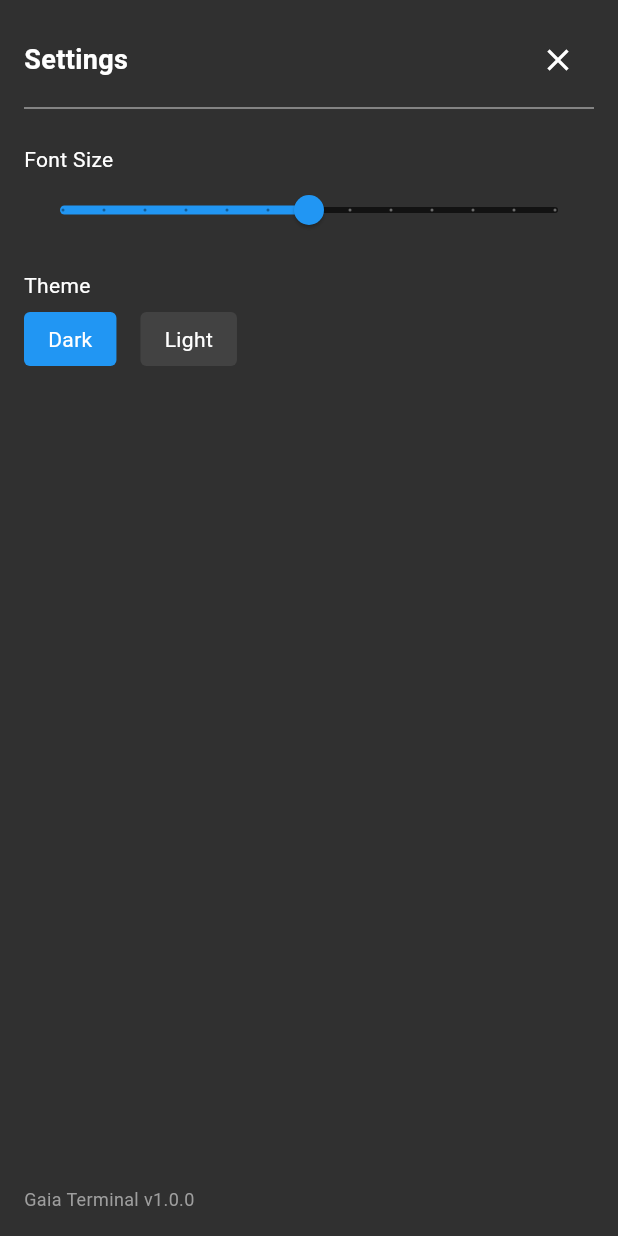
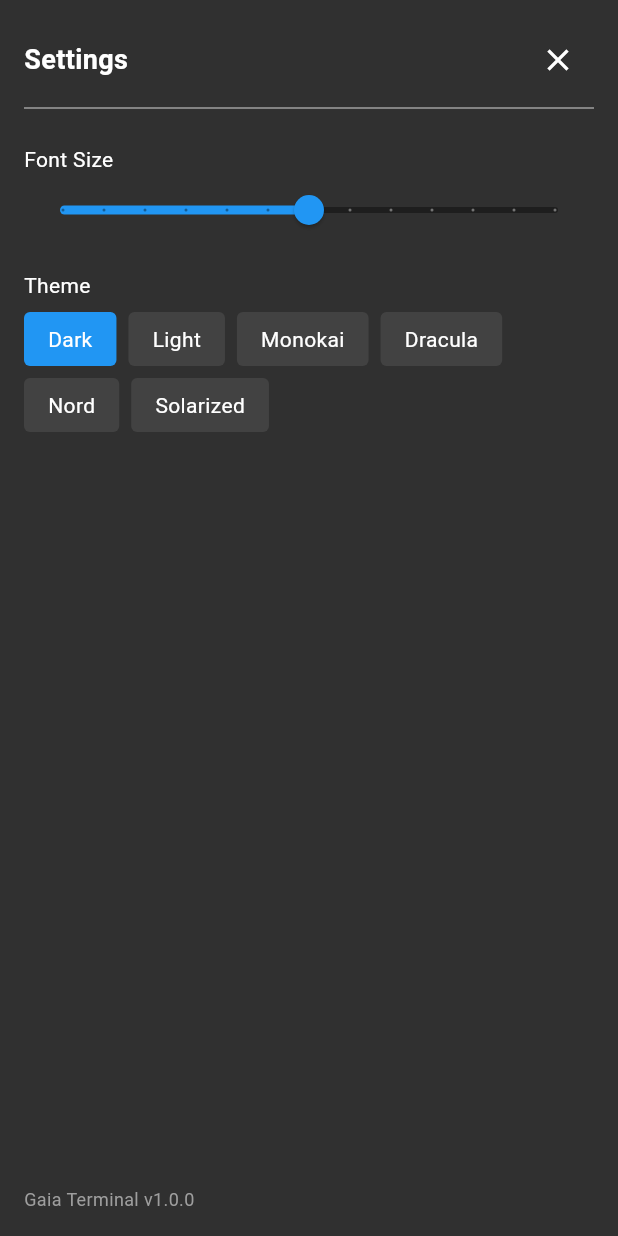
Before and after one commit to pascaldisse/gaia-terminal, a Flutter app: the SettingsPanel widget shown alone on an empty page, opened directly, on a phone screen of 412 x 824 dp. Run offline on Flutter 3.47's test engine with Material 3 defaults, Android fonts, the phone set to English and light mode, and no system bars; our stand-ins replace shared_preferences; missing offline and left inert: dartssh2, xterm; accounts and stored records are empty.

Commit message:
Enhance terminal app with themes and code quality improvements
- Fixed all lint warnings and code quality issues
- Updated deprecated APIs like RawKeyboardListener → KeyboardListener
- Added comprehensive theme system with multiple color schemes
- Implemented Monokai, Dracula, Nord, and Solarized themes
- Added theme selection UI in settings panel
- Applied theme colors consistently throughout the app
- Fixed async BuildContext usage with proper context.mounted checks
- Added proper super parameter usage for all widgets
- Removed unused imports to improve code cleanliness
- Used string interpolation for better readability

🤖 Generated with [Claude Code](https://claude.ai/code)
Co-Authored-By: Claude <noreply@anthropic.com>

```diff
--- a/lib/screens/home_screen.dart
+++ b/lib/screens/home_screen.dart
@@ -7,7 +7,7 @@ import '../widgets/terminal_toolbar.dart';
 import '../widgets/settings_panel.dart';
 
 class HomeScreen extends StatelessWidget {
-  const HomeScreen({Key? key}) : super(key: key);
+  const HomeScreen({super.key});
 
   @override
   Widget build(BuildContext context) {
--- a/lib/services/ssh_proxy_service.dart
+++ b/lib/services/ssh_proxy_service.dart
@@ -1,4 +1,3 @@
-import 'dart:convert';
 import 'package:flutter/foundation.dart';
 import 'package:web_socket_channel/web_socket_channel.dart';
 import 'package:xterm/xterm.dart';
@@ -7,7 +6,7 @@ import 'package:xterm/xterm.dart';
 /// using a WebSocket proxy server
 class SSHProxyService {
   // Web-based SSH client alternatives
-  static final List<Map<String, String>> WEB_SSH_SERVICES = [
+  static final List<Map<String, String>> webSshServices = [
     {'name': 'shell.hop.sh', 'url': 'https://shell.hop.sh/'},
     {'name': 'shellngn.com', 'url': 'https://www.shellngn.com/'},
     {'name': 'WebSSH.dev', 'url': 'https://webssh.dev/'},
@@ -15,7 +14,7 @@ class SSHProxyService {
   ];
 
   // Public test SSH servers for trying connections
-  static final List<Map<String, String>> TEST_SSH_SERVERS = [
+  static final List<Map<String, String>> testSshServers = [
     {'name': 'Rebex SSH Demo', 'host': 'test.rebex.net', 'user': 'demo', 'password': 'demo', 'info': 'Demo SSH server from Rebex'},
     {'name': 'SDF Public Access', 'host': 'sdf.org', 'user': 'new', 'password': '(create account)', 'info': 'Public Unix server'},
   ];
@@ -43,7 +42,7 @@ class SSHProxyService {
 
     // Option 1: Use dedicated web SSH clients
     terminal.write('1. Use a web-based SSH client:\r\n');
-    for (var service in WEB_SSH_SERVICES) {
+    for (var service in webSshServices) {
       terminal.write('   - ${service['name']}: ${service['url']}\r\n');
     }
     terminal.write('\r\n');
@@ -55,7 +54,7 @@ class SSHProxyService {
 
     // Option 3: Try hosted SSH servers (for testing)
     terminal.write('3. Test with public SSH servers:\r\n');
-    for (var server in TEST_SSH_SERVERS) {
+    for (var server in testSshServers) {
       terminal.write('   - ${server['name']}: ssh ${server['user']}@${server['host']} (Password: ${server['password']})\r\n');
     }
 
@@ -72,7 +71,7 @@ class SSHProxyService {
     if (channel != null) {
       try {
         debugPrint('SSH_PROXY: Sending command: "$command"');
-        channel.sink.add(command + '\n');
+        channel.sink.add('$command\n');
       } catch (e) {
         debugPrint('SSH_PROXY: Error sending command: $e');
       }
--- a/lib/services/terminal_service.dart
+++ b/lib/services/terminal_service.dart
@@ -1,7 +1,6 @@
 import 'dart:convert';
-import 'dart:typed_data';
+import 'package:flutter/foundation.dart';
 import 'package:flutter/material.dart';
-import 'package:flutter/foundation.dart';
 import 'package:web_socket_channel/web_socket_channel.dart';
 import 'package:shared_preferences/shared_preferences.dart';
 import 'package:xterm/xterm.dart';
@@ -9,9 +8,6 @@ import 'package:dartssh2/dartssh2.dart';
 
 // Import local services
 import 'ssh_proxy_service.dart';
-
-// Import dart:io only for non-web platforms
-import 'dart:io' if (dart.library.html) 'dart:html' as io;
 
 class TerminalTab {
   final String id;
@@ -84,13 +80,84 @@ class SSHConnection {
   }
 }
 
+/// Terminal themes with color schemes
+enum TerminalTheme {
+  dark,
+  light,
+  monokai,
+  dracula,
+  nord,
+  solarized
+}
+
+/// Extension to provide color values for each theme
+extension TerminalThemeExtension on TerminalTheme {
+  String get displayName {
+    switch (this) {
+      case TerminalTheme.dark: return 'Dark';
+      case TerminalTheme.light: return 'Light';
+      case TerminalTheme.monokai: return 'Monokai';
+      case TerminalTheme.dracula: return 'Dracula';
+      case TerminalTheme.nord: return 'Nord';
+      case TerminalTheme.solarized: return 'Solarized';
+    }
+  }
+
+  Color get background {
+    switch (this) {
+      case TerminalTheme.dark: return const Color(0xFF1E1E1E);
+      case TerminalTheme.light: return const Color(0xFFF5F5F5);
+      case TerminalTheme.monokai: return const Color(0xFF272822);
+      case TerminalTheme.dracula: return const Color(0xFF282A36);
+      case TerminalTheme.nord: return const Color(0xFF2E3440);
+      case TerminalTheme.solarized: return const Color(0xFF002B36);
+    }
+  }
+
+  Color get text {
+    switch (this) {
+      case TerminalTheme.dark: return const Color(0xFFFFFFFF);
+      case TerminalTheme.light: return const Color(0xFF000000);
+      case TerminalTheme.monokai: return const Color(0xFFF8F8F2);
+      case TerminalTheme.dracula: return const Color(0xFFF8F8F2);
+      case TerminalTheme.nord: return const Color(0xFFD8DEE9);
+      case TerminalTheme.solarized: return const Color(0xFF839496);
+    }
+  }
+
+  Color get cursor {
+    switch (this) {
+      case TerminalTheme.dark: return const Color(0xFFFFFFFF);
+      case TerminalTheme.light: return const Color(0xFF000000);
+      case TerminalTheme.monokai: return const Color(0xFFF92672);
+      case TerminalTheme.dracula: return const Color(0xFFFF79C6);
+      case TerminalTheme.nord: return const Color(0xFF81A1C1);
+      case TerminalTheme.solarized: return const Color(0xFF2AA198);
+    }
+  }
+
+  Color get selection {
+    switch (this) {
+      case TerminalTheme.dark: return const Color(0xFF264F78);
+      case TerminalTheme.light: return const Color(0xFFADD6FF);
+      case TerminalTheme.monokai: return const Color(0xFF49483E);
+      case TerminalTheme.dracula: return const Color(0xFF44475A);
+      case TerminalTheme.nord: return const Color(0xFF3B4252);
+      case TerminalTheme.solarized: return const Color(0xFF073642);
+    }
+  }
+}
+
 class TerminalService extends ChangeNotifier {
   List<TerminalTab> tabs = [];
   List<SSHConnection> savedConnections = [];
   int activeTabIndex = 0;
   bool isSettingsOpen = false;
   double fontSize = 14.0;
-  String theme = 'dark';
+  TerminalTheme _currentTheme = TerminalTheme.dark;
+
+  TerminalTheme get currentTheme => _currentTheme;
+  String get theme => _currentTheme.name;
 
   TerminalService() {
     _init();
@@ -106,7 +173,11 @@ class TerminalService extends ChangeNotifier {
     try {
       final prefs = await SharedPreferences.getInstance();
       fontSize = prefs.getDouble('fontSize') ?? 14.0;
-      theme = prefs.getString('theme') ?? 'dark';
+      final themeName = prefs.getString('theme') ?? 'dark';
+      _currentTheme = TerminalTheme.values.firstWhere(
+        (t) => t.name == themeName,
+        orElse: () => TerminalTheme.dark
+      );
       notifyListeners();
     } catch (e) {
       debugPrint('Error loading settings: $e');
@@ -117,7 +188,7 @@ class TerminalService extends ChangeNotifier {
     try {
       final prefs = await SharedPreferences.getInstance();
       await prefs.setDouble('fontSize', fontSize);
-      await prefs.setString('theme', theme);
+      await prefs.setString('theme', _currentTheme.name);
     } catch (e) {
       debugPrint('Error saving settings: $e');
     }
@@ -248,8 +319,21 @@ class TerminalService extends ChangeNotifier {
     notifyListeners();
   }
 
-  void setTheme(String newTheme) {
-    theme = newTheme;
+  void setTheme(String themeName) {
+    try {
+      _currentTheme = TerminalTheme.values.firstWhere(
+        (t) => t.name == themeName,
+        orElse: () => _currentTheme
+      );
+      _saveSettings();
+      notifyListeners();
+    } catch (e) {
+      debugPrint('Error setting theme: $e');
+    }
+  }
+
+  void setThemeByEnum(TerminalTheme newTheme) {
+    _currentTheme = newTheme;
     _saveSettings();
     notifyListeners();
   }
--- a/lib/widgets/settings_panel.dart
+++ b/lib/widgets/settings_panel.dart
@@ -3,7 +3,7 @@ import 'package:provider/provider.dart';
 import '../services/terminal_service.dart';
 
 class SettingsPanel extends StatelessWidget {
-  const SettingsPanel({Key? key}) : super(key: key);
+  const SettingsPanel({super.key});
 
   @override
   Widget build(BuildContext context) {
@@ -14,7 +14,7 @@ class SettingsPanel extends StatelessWidget {
         color: Colors.grey[850],
         boxShadow: [
           BoxShadow(
-            color: Colors.black.withOpacity(0.5),
+            color: Colors.black.withAlpha(128),
             spreadRadius: 1,
             blurRadius: 5,
             offset: const Offset(-2, 0),
@@ -62,24 +62,18 @@ class SettingsPanel extends StatelessWidget {
             style: TextStyle(color: Colors.white),
           ),
           const SizedBox(height: 8),
-          Row(
-            children: [
-              _themeOption(
+          Wrap(
+            spacing: 8.0,
+            runSpacing: 8.0,
+            children: TerminalTheme.values.map((theme) {
+              return _themeOption(
                 context,
-                'Dark',
-                'dark',
+                theme.displayName,
+                theme.name,
                 terminalService.theme,
                 terminalService.setTheme,
-              ),
-              const SizedBox(width: 16),
-              _themeOption(
-                context,
-                'Light',
-                'light',
-                terminalService.theme,
-                terminalService.setTheme,
-              ),
-            ],
+              );
+            }).toList(),
           ),
           const Spacer(),
           const Text(
--- a/lib/widgets/ssh_dialog.dart
+++ b/lib/widgets/ssh_dialog.dart
@@ -3,7 +3,7 @@ import 'package:provider/provider.dart';
 import '../services/terminal_service.dart';
 
 class SSHDialog extends StatefulWidget {
-  const SSHDialog({Key? key}) : super(key: key);
+  const SSHDialog({super.key});
 
   @override
   State<SSHDialog> createState() => _SSHDialogState();
@@ -331,7 +331,9 @@ class _SSHDialogState extends State<SSHDialog> {
       final success = await terminalService.connectSSH(connection);
 
       if (success) {
-        Navigator.of(context).pop();
+        if (context.mounted) {
+          Navigator.of(context).pop();
+        }
       } else {
         setState(() {
           _isConnecting = false;
--- a/lib/widgets/terminal_tabs.dart
+++ b/lib/widgets/terminal_tabs.dart
@@ -3,7 +3,7 @@ import 'package:provider/provider.dart';
 import '../services/terminal_service.dart';
 
 class TerminalTabs extends StatelessWidget {
-  const TerminalTabs({Key? key}) : super(key: key);
+  const TerminalTabs({super.key});
 
   @override
   Widget build(BuildContext context) {
--- a/lib/widgets/terminal_toolbar.dart
+++ b/lib/widgets/terminal_toolbar.dart
@@ -4,7 +4,7 @@ import '../services/terminal_service.dart';
 import 'ssh_dialog.dart';
 
 class TerminalToolbar extends StatelessWidget {
-  const TerminalToolbar({Key? key}) : super(key: key);
+  const TerminalToolbar({super.key});
 
   @override
   Widget build(BuildContext context) {
--- a/lib/widgets/terminal_widget.dart
+++ b/lib/widgets/terminal_widget.dart
@@ -8,9 +8,9 @@ class TerminalWidget extends StatefulWidget {
   final TerminalTab terminalTab;
 
   const TerminalWidget({
-    Key? key,
+    super.key,
     required this.terminalTab,
-  }) : super(key: key);
+  });
 
   @override
   State<TerminalWidget> createState() => _TerminalWidgetState();
@@ -58,14 +58,14 @@ class _TerminalWidgetState extends State<TerminalWidget> {
     super.dispose();
   }
 
-  void _handleKeyEvent(RawKeyEvent event) {
+  void _handleKeyEvent(KeyEvent event) {
     if (!_useDirectTerminal) return; // Skip if not using direct terminal mode
 
     final terminalService = Provider.of<TerminalService>(context, listen: false);
 
-    if (event is RawKeyDownEvent) {
+    if (event is KeyDownEvent) {
       final keyLabel = event.logicalKey.keyLabel;
-      debugPrint('Raw Key event: ${event.logicalKey.debugName}, keyLabel: $keyLabel');
+      debugPrint('Key event: ${event.logicalKey.debugName}, keyLabel: $keyLabel');
 
       if (event.logicalKey == LogicalKeyboardKey.enter) {
         debugPrint('Enter pressed, sending command: $_currentInput');
@@ -75,7 +75,7 @@ class _TerminalWidgetState extends State<TerminalWidget> {
           widget.terminalTab.terminal.write('\r\n');
         }
       } else if (event.logicalKey == LogicalKeyboardKey.backspace) {
-        debugPrint('Backspace detected in RawKeyDownEvent');
+        debugPrint('Backspace detected in KeyDownEvent');
         if (_currentInput.isNotEmpty) {
           setState(() {
             // Remove the last character from current input
@@ -106,19 +106,21 @@ class _TerminalWidgetState extends State<TerminalWidget> {
     final terminalService = Provider.of<TerminalService>(context);
 
     return Container(
-      color: Colors.black,
+      color: terminalService.currentTheme.background,
       child: Column(
         children: [
           Expanded(
-            child: RawKeyboardListener(
+            child: KeyboardListener(
               focusNode: _terminalFocusNode,
-              onKey: _handleKeyEvent,
+              onKeyEvent: _handleKeyEvent,
               autofocus: true,
               child: GestureDetector(
                 onTap: () {
                   debugPrint('Terminal tapped, requesting focus');
                   FocusScope.of(context).requestFocus(_terminalFocusNode);
                 },
+                child: Container(
+                  color: terminalService.currentTheme.background,
                   child: TerminalView(
                     widget.terminalTab.terminal,
                     textStyle: TerminalStyle(
@@ -129,6 +131,7 @@ class _TerminalWidgetState extends State<TerminalWidget> {
                     keyboardType: _useDirectTerminal
                         ? TextInputType.none
                         : TextInputType.emailAddress,
+                  ),
                 ),
               ),
             ),
```
Also changed, not shown: lib/main.dart (+16 -6 lines), 1 other file. Lines whose indentation alone changed are shown as unchanged.
